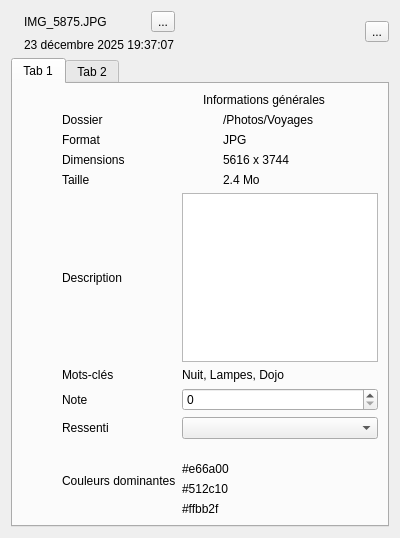
Above: gallery/inspectorview.ui from Vrock691/IHM before the change. Below: the same form after it.
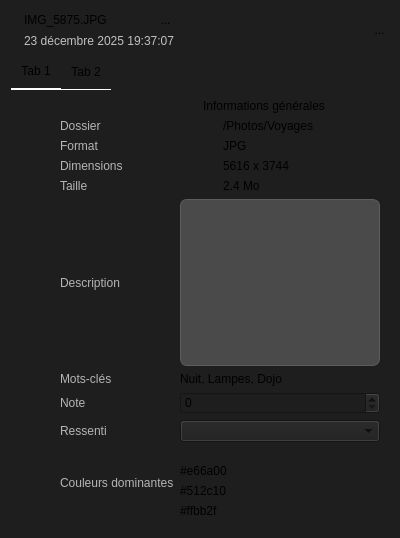
That is the form after the change.

Commit message: Modification du style de l'inspecteur

```diff
--- a/gallery/inspectorview.ui
+++ b/gallery/inspectorview.ui
@@ -19,6 +19,9 @@
   <property name="windowTitle">
    <string>Form</string>
   </property>
+  <property name="styleSheet">
+   <string notr="true">background-color: #1E1E1E;</string>
+  </property>
   <layout class="QVBoxLayout" name="verticalLayout_3">
    <item>
     <layout class="QHBoxLayout" name="horizontalLayout">
@@ -35,6 +38,9 @@
         <layout class="QHBoxLayout" name="horizontalLayout_2">
          <item>
           <widget class="QLabel" name="labelFileName">
+           <property name="styleSheet">
+            <string notr="true">font: 700 18pt &quot;Arial&quot;;</string>
+           </property>
            <property name="text">
             <string>IMG_5875.JPG</string>
            </property>
@@ -42,6 +48,13 @@
          </item>
          <item>
           <widget class="QToolButton" name="iconEdit">
+           <property name="styleSheet">
+            <string notr="true">QToolButton {
+    border: none;
+    background: transparent;
+    padding: 0px;
+}</string>
+           </property>
            <property name="text">
             <string>...</string>
            </property>
@@ -51,6 +64,12 @@
        </item>
        <item>
         <widget class="QLabel" name="label_3">
+         <property name="styleSheet">
+          <string notr="true">QLabel {
+    color: #C1C1C1;
+    font: 500 12pt &quot;Segoe UI&quot;;
+}</string>
+         </property>
          <property name="text">
           <string>23 décembre 2025 19:37:07</string>
          </property>
@@ -73,6 +92,13 @@
      </item>
      <item>
       <widget class="QToolButton" name="iconHeart">
+       <property name="styleSheet">
+        <string notr="true">QToolButton {
+    border: none;
+    background: transparent;
+    padding: 0px;
+}</string>
+       </property>
        <property name="text">
         <string>...</string>
        </property>
@@ -82,6 +108,34 @@
    </item>
    <item>
     <widget class="QTabWidget" name="tabWidget">
+     <property name="styleSheet">
+      <string notr="true">QTabBar {
+    background-color: #1E1E1E;
+}
+
+QTabWidget::pane {
+    border: none;
+	background-color: #1E1E1E;
+}
+
+QTabBar::tab {
+    background: transparent;
+    border: none;
+    border-bottom: 1px solid #FFFFFF;
+    padding: 10px;
+    margin: 0;
+}
+
+QTabBar::tab:selected {
+    background-color: transparent;
+    border-radius: 0px;
+	border-bottom: 2px solid #FFFFFF;
+}
+
+QTabBar::tab:hover {
+    background-color: rgba(0, 0, 0, 8%);
+}</string>
+     </property>
      <property name="currentIndex">
       <number>0</number>
      </property>
@@ -129,6 +183,12 @@
             <layout class="QGridLayout" name="gridLayout">
              <item row="2" column="0">
               <widget class="QLabel" name="label_6">
+               <property name="styleSheet">
+                <string notr="true">QLabel {
+    color: #B5B5B5;
+    font: 500 12pt &quot;Segoe UI&quot;;
+}</string>
+               </property>
                <property name="text">
                 <string>Dimensions</string>
                </property>
@@ -136,6 +196,12 @@
              </item>
              <item row="1" column="0">
               <widget class="QLabel" name="label_5">
+               <property name="styleSheet">
+                <string notr="true">QLabel {
+    color: #B5B5B5;
+    font: 500 12pt &quot;Segoe UI&quot;;
+}</string>
+               </property>
                <property name="text">
                 <string>Format</string>
                </property>
@@ -143,6 +209,12 @@
              </item>
              <item row="3" column="0">
               <widget class="QLabel" name="label_7">
+               <property name="styleSheet">
+                <string notr="true">QLabel {
+    color: #B5B5B5;
+    font: 500 12pt &quot;Segoe UI&quot;;
+}</string>
+               </property>
                <property name="text">
                 <string>Taille</string>
                </property>
@@ -150,6 +222,12 @@
              </item>
              <item row="0" column="0">
               <widget class="QLabel" name="label_4">
+               <property name="styleSheet">
+                <string notr="true">QLabel {
+    color: #B5B5B5;
+    font: 500 12pt &quot;Segoe UI&quot;;
+}</string>
+               </property>
                <property name="text">
                 <string>Dossier</string>
                </property>
@@ -206,6 +284,12 @@
             <layout class="QGridLayout" name="gridLayout_2">
              <item row="2" column="0">
               <widget class="QLabel" name="label_14">
+               <property name="styleSheet">
+                <string notr="true">QLabel {
+    color: #B5B5B5;
+    font: 500 12pt &quot;Segoe UI&quot;;
+}</string>
+               </property>
                <property name="text">
                 <string>Note</string>
                </property>
@@ -213,6 +297,12 @@
              </item>
              <item row="3" column="0">
               <widget class="QLabel" name="label_15">
+               <property name="styleSheet">
+                <string notr="true">QLabel {
+    color: #B5B5B5;
+    font: 500 12pt &quot;Segoe UI&quot;;
+}</string>
+               </property>
                <property name="text">
                 <string>Ressenti</string>
                </property>
@@ -220,6 +310,12 @@
              </item>
              <item row="4" column="0">
               <widget class="QLabel" name="label_16">
+               <property name="styleSheet">
+                <string notr="true">QLabel {
+    color: #B5B5B5;
+    font: 500 12pt &quot;Segoe UI&quot;;
+}</string>
+               </property>
                <property name="text">
                 <string>Couleurs dominantes</string>
                </property>
@@ -227,6 +323,12 @@
              </item>
              <item row="0" column="0">
               <widget class="QLabel" name="label_12">
+               <property name="styleSheet">
+                <string notr="true">QLabel {
+    color: #B5B5B5;
+    font: 500 12pt &quot;Segoe UI&quot;;
+}</string>
+               </property>
                <property name="text">
                 <string>Description</string>
                </property>
@@ -234,13 +336,34 @@
              </item>
              <item row="1" column="0">
               <widget class="QLabel" name="label_13">
+               <property name="styleSheet">
+                <string notr="true">QLabel {
+    color: #B5B5B5;
+    font: 500 12pt &quot;Segoe UI&quot;;
+}</string>
+               </property>
                <property name="text">
                 <string>Mots-clés</string>
                </property>
               </widget>
              </item>
              <item row="0" column="1">
-              <widget class="QTextEdit" name="textEdit"/>
+              <widget class="QTextEdit" name="descriptionEdit">
+               <property name="styleSheet">
+                <string notr="true">QTextEdit {
+        background-color: #4A4A4A;
+        border: 1px solid #5D5D5D;
+        border-radius: 7px;
+        color: #E0E0E0;
+        padding: 6px;
+        font: 10pt &quot;Segoe UI&quot;;
+    }
+
+    QTextEdit:focus {
+        border: 1px solid #7A7A7A;
+    }</string>
+               </property>
+              </widget>
              </item>
              <item row="1" column="1">
               <widget class="QLabel" name="label_17">
```
The commit also changes 2 other files.
